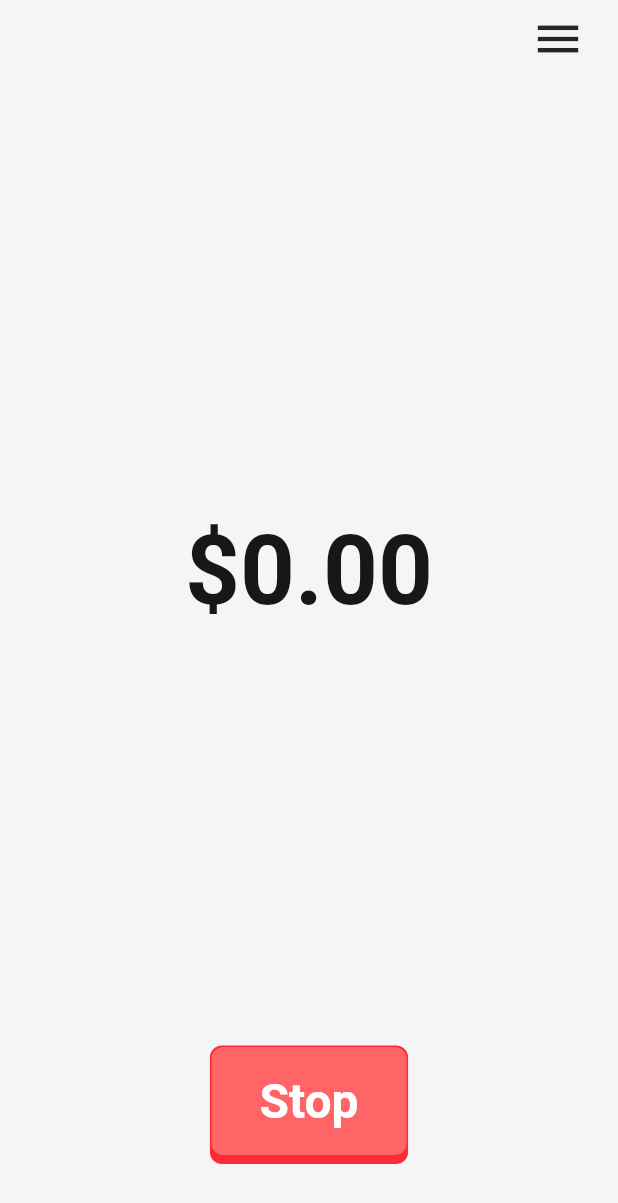
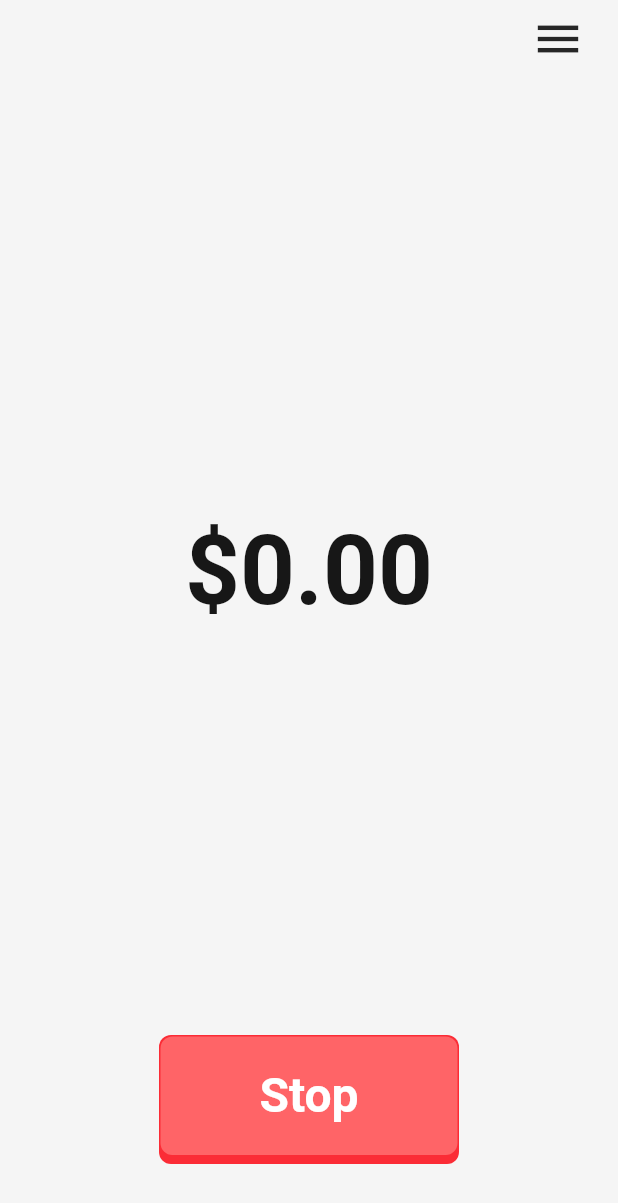
Before and after one commit to dustij/time_is_money, a Flutter app: the Layout screen opened by its route, on a phone screen of 412 x 824 dp. Shown: the top 1203 px of the screen. Run offline on Flutter 3.47's test engine with Material 3 defaults, Android fonts, the light colour scheme and no system bars; our stand-ins replace flutter_hooks, flutter_riverpod, hooks_riverpod, riverpod_annotation; generated files the repository leaves out were written again.

Commit message:
button animations

```diff
--- a/lib/state/app_timer.dart
+++ b/lib/state/app_timer.dart
@@ -23,7 +23,7 @@ class AppTimer extends _$AppTimer {
     if (_timer != null) return; // already running
     state = true;
 
-    _timer = Timer.periodic(const Duration(seconds: 1), (_) {
+    _timer = Timer.periodic(const Duration(milliseconds: 500), (_) {
       final hourlyRate = ref.read(hourlyRateProvider);
       final amount = calculateRatePerSecond(hourlyRate);
       ref.read(currentDollarsProvider.notifier).incrementBy(amount);
@@ -35,6 +35,4 @@ class AppTimer extends _$AppTimer {
     _timer = null;
     state = false;
   }
-
-  bool get isRunning => _timer != null;
 }
--- a/lib/state/current_dollars.dart
+++ b/lib/state/current_dollars.dart
@@ -18,4 +18,8 @@ class CurrentDollars extends _$CurrentDollars {
   void incrementBy(double amount) {
     state += amount;
   }
+
+  void reset() {
+    state = 0;
+  }
 }
--- a/lib/state/hourly_rate.dart
+++ b/lib/state/hourly_rate.dart
@@ -8,7 +8,7 @@ part "hourly_rate.g.dart";
 class HourlyRate extends _$HourlyRate {
   @override
   double build() {
-    return 23.75;
+    return 60;
   }
 
   void set(double newRate) {
--- a/lib/ui/theme/app_theme.dart
+++ b/lib/ui/theme/app_theme.dart
@@ -7,16 +7,16 @@ ThemeData appTheme = ThemeData(
   colorScheme: const ColorScheme(
     brightness: Brightness.light,
     primary: TailwindColors.green400,
-    onPrimary: TailwindColors.neutral900,
+    onPrimary: TailwindColors.green500,
     secondary: TailwindColors.green200,
-    onSecondary: TailwindColors.neutral900,
-    tertiary: TailwindColors.neutral500,
-    onTertiary: TailwindColors.neutral900,
+    onSecondary: TailwindColors.green500,
+    tertiary: TailwindColors.blue400,
+    onTertiary: TailwindColors.blue500,
     error: TailwindColors.red400,
     onError: TailwindColors.red500,
     surface: TailwindColors.neutral100,
     onSurface: TailwindColors.neutral800,
-    outline: TailwindColors.green500,
+    outline: TailwindColors.neutral800,
   ),
 
   textTheme: const TextTheme(
--- a/lib/ui/views/home/home_viewmodel.dart
+++ b/lib/ui/views/home/home_viewmodel.dart
@@ -2,10 +2,12 @@ import "package:flutter_riverpod/flutter_riverpod.dart";
 
 import "package:time_is_money/core/services/navigation_service.dart";
 import "package:time_is_money/state/app_timer.dart";
+import "package:time_is_money/ui/views/layout.dart";
+import "package:time_is_money/ui/views/money/money_page.dart";
 
 class HomeViewmodel {
   void startPressed(WidgetRef ref) {
     ref.read(appTimerProvider.notifier).start();
-    NavigationService().navigateTo("/money");
+    NavigationService().navigateFade(const Layout(child: MoneyPage()));
   }
 }
--- a/lib/ui/views/layout.dart
+++ b/lib/ui/views/layout.dart
@@ -23,8 +23,10 @@ class Layout extends StatelessWidget {
                     onPressed: () {},
                     label: const Icon(Icons.menu, size: 36),
                     style: TextButton.styleFrom(
-                      iconColor: TailwindColors.neutral800,
-                      overlayColor: TailwindColors.neutral500,
+                      iconColor: Theme.of(context).colorScheme.outline,
+                      overlayColor: Theme.of(
+                        context,
+                      ).colorScheme.outline.withAlpha(5),
                     ),
                   ),
                 ),
--- a/lib/ui/views/money/money_page.dart
+++ b/lib/ui/views/money/money_page.dart
@@ -1,27 +1,61 @@
 import "package:flutter/material.dart";
+import "package:flutter_hooks/flutter_hooks.dart";
 
-import "package:flutter_riverpod/flutter_riverpod.dart";
-import "package:time_is_money/state/current_dollars.dart";
+import "package:hooks_riverpod/hooks_riverpod.dart";
 
 import "package:time_is_money/ui/views/money/money_viewmodel.dart";
 import "package:time_is_money/ui/widgets/custom_button.dart";
 
-class MoneyPage extends ConsumerWidget {
+class MoneyPage extends HookConsumerWidget {
   const MoneyPage({super.key});
 
   @override
   Widget build(BuildContext context, WidgetRef ref) {
+    final isRunning = useState(true);
+    final showDollars = useState(true);
+    final showCheckmark = useState(false);
     final viewmodel = MoneyViewmodel();
     final dollars = viewmodel.currentDollars(ref);
+
+    CustomButton startStopButton;
+    if (isRunning.value) {
+      startStopButton = CustomButton(
+        text: "Stop",
+        color: Variant.red,
+        onPressed: () {
+          viewmodel.stopPressed(ref);
+          isRunning.value = false;
+        },
+      );
+    } else {
+      startStopButton = CustomButton(
+        text: "Resume",
+        color: Variant.blue,
+        onPressed: () {
+          viewmodel.resumePressed(ref);
+          isRunning.value = true;
+        },
+      );
+    }
+
     return Stack(
       children: [
         Center(
           child: Column(
             children: [
               const Spacer(),
-              Text(
+              AnimatedSwitcher(
+                duration: Durations.short4,
+                child: showDollars.value
+                    ? Text(
                         "\$${dollars.toStringAsFixed(2)}",
                         style: Theme.of(context).textTheme.titleLarge,
+                      )
+                    : Icon(
+                        Icons.check,
+                        size: 100,
+                        color: Theme.of(context).colorScheme.outline,
+                      ),
               ),
               const SizedBox(height: 64),
               const Spacer(),
@@ -31,16 +65,32 @@ class MoneyPage extends ConsumerWidget {
         Center(
           child: Column(
             children: [
-              // TODO: when stop is pressed change it to start button and place blue button next that can save it
               const Spacer(),
+              isRunning.value
+                  ? Hero(tag: "start button", child: startStopButton)
+                  : Row(
+                      mainAxisAlignment: MainAxisAlignment.center,
+                      spacing: 16,
+                      children: [
+                        startStopButton,
                         Hero(
                           tag: "start button",
                           child: CustomButton(
-                  text: "Stop",
-                  isVariant: true,
-                  onPressed: () => viewmodel.stopPressed(ref),
+                            text: "✓",
+                            color: Variant.green,
+                            width: 100,
+                            onPressed: () {
+                              showDollars.value = false;
+                              showCheckmark.value = true;
+                              Future.delayed((Durations.long4), () {
+                                viewmodel.savePressed(ref);
+                              });
+                            },
                           ),
                         ),
+                      ],
+                    ),
+
               const SizedBox(height: 48),
             ],
           ),
--- a/lib/ui/widgets/custom_button.dart
+++ b/lib/ui/widgets/custom_button.dart
@@ -1,15 +1,21 @@
 import "package:flutter/material.dart";
+
+enum Variant { green, red, blue }
 
 class CustomButton extends StatefulWidget {
   final VoidCallback onPressed;
   final String text;
-  final bool isVariant;
+  final Variant color;
+  final double width;
+  final double height;
 
   const CustomButton({
     super.key,
     required this.onPressed,
     required this.text,
-    this.isVariant = false,
+    this.color = Variant.green,
+    this.width = 200,
+    this.height = 86,
   });
 
   @override
@@ -22,8 +28,18 @@ class _CustomButtonState extends State<CustomButton> {
   @override
   Widget build(BuildContext context) {
     final colors = Theme.of(context).colorScheme;
-    final outlineColor = widget.isVariant ? colors.onError : colors.outline;
-    final bgColor = widget.isVariant ? colors.error : colors.primary;
+
+    final outlineColor = switch (widget.color) {
+      Variant.green => colors.onPrimary,
+      Variant.red => colors.onError,
+      Variant.blue => colors.onTertiary,
+    };
+
+    final bgColor = switch (widget.color) {
+      Variant.green => colors.primary,
+      Variant.red => colors.error,
+      Variant.blue => colors.tertiary,
+    };
 
     return GestureDetector(
       onTapDown: (_) => setState(() {
@@ -35,25 +51,31 @@ class _CustomButtonState extends State<CustomButton> {
         });
         widget.onPressed();
       },
+      child: SizedBox(
+        height: widget.height,
         child: AnimatedContainer(
+          width: widget.width,
           padding: EdgeInsets.fromLTRB(1, 1, 1, shadow),
           decoration: BoxDecoration(
             color: outlineColor,
             borderRadius: BorderRadius.circular(8),
           ),
-        duration: const Duration(microseconds: 100),
+          duration: Durations.short1,
           child: Container(
             padding: const EdgeInsets.symmetric(horizontal: 32, vertical: 16),
             decoration: BoxDecoration(
               color: bgColor,
               borderRadius: BorderRadius.circular(8),
             ),
+            child: Center(
               child: Text(
                 widget.text,
                 style: Theme.of(context).textTheme.headlineLarge,
               ),
             ),
           ),
+        ),
+      ),
     );
   }
 }
--- a/pubspec.yaml
+++ b/pubspec.yaml
@@ -36,6 +36,8 @@ dependencies:
   cupertino_icons: ^1.0.8
   flutter_riverpod: ^2.6.1
   riverpod_annotation: ^2.6.1
+  hooks_riverpod: ^2.6.1
+  flutter_hooks: ^0.21.2
 
 dev_dependencies:
   flutter_test:
```
Also changed, not shown: lib/core/services/navigation_service.dart (+17 -0 lines), lib/ui/views/money/money_viewmodel.dart (+12 -0 lines), pubspec.lock. Lines whose indentation alone changed are shown as unchanged.
